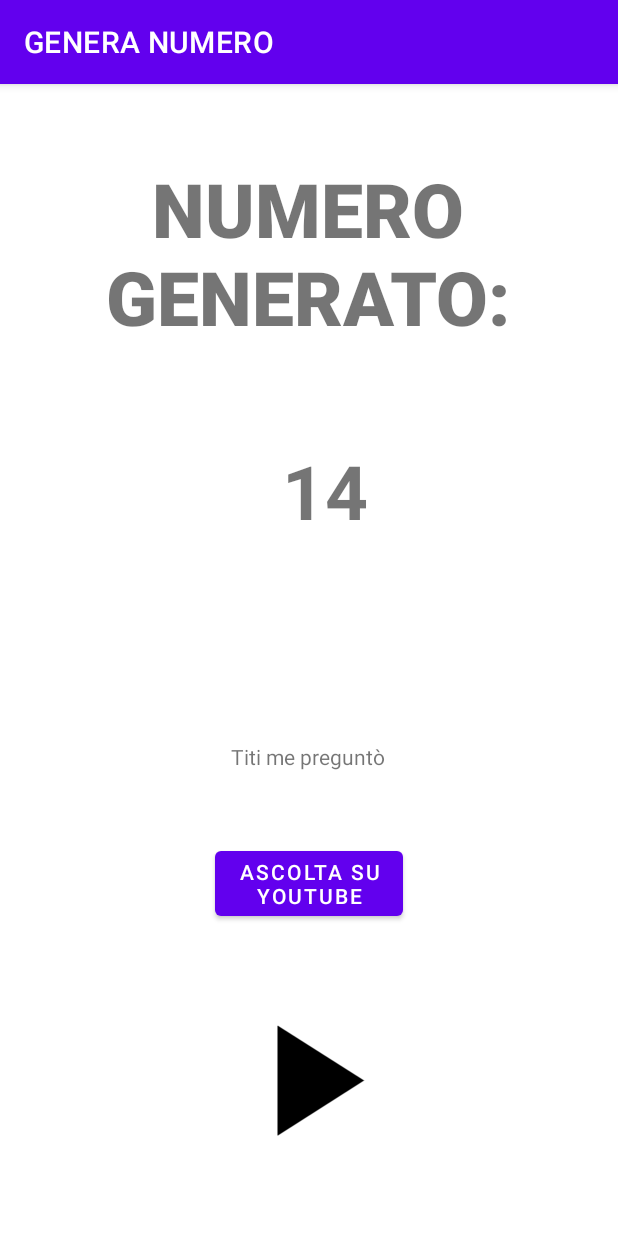
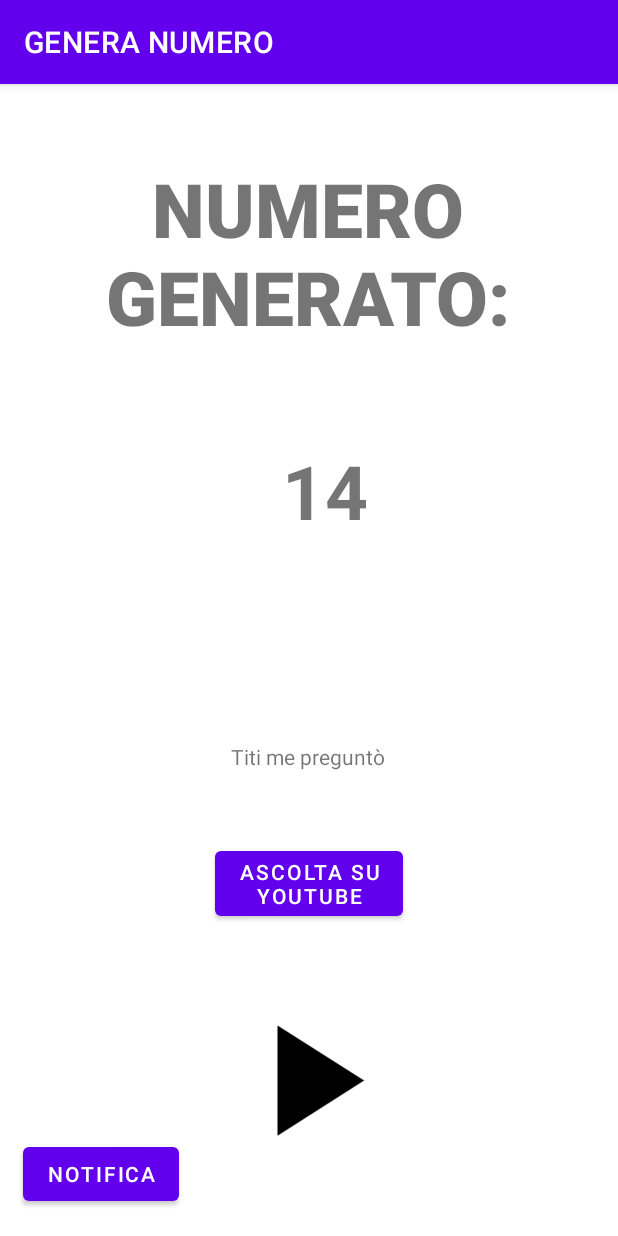
Before and after one commit to LeonardoCampoverde/JukeBox, an Android app: the screen it shows after launch (numGenerato), after a tap on "GENERA NUMERO", on a phone screen of 412 x 824 dp. Run offline under Robolectric (Android 15) with nearby library versions, the phone set to English and light mode, and no system bars.

Commit message:
aggiunto il tasto per creare una notifica per successivamente implementare il player attraverso una notifica

```diff
--- a/app/src/main/AndroidManifest.xml
+++ b/app/src/main/AndroidManifest.xml
@@ -2,6 +2,7 @@
 <manifest xmlns:android="http://schemas.android.com/apk/res/android"
     xmlns:tools="http://schemas.android.com/tools" >
 
+    <uses-permission android:name="android.permission.POST_NOTIFICATIONS" />
     <application
         android:allowBackup="true"
         android:dataExtractionRules="@xml/data_extraction_rules"
--- a/app/src/main/java/com/example/jokeboxleonardocampoverde/Canzone.java
+++ b/app/src/main/java/com/example/jokeboxleonardocampoverde/Canzone.java
@@ -27,7 +27,6 @@ public class Canzone {
         c[6]=new Canzone("The Loneliest","https://www.youtube.com/watch?v=odWKEfp2QMY",R.raw.loneliest);
         c[7]=new Canzone("Non lo sai","https://www.youtube.com/watch?v=JQgHPTTXr0I",R.raw.nonolosai);
         c[8]=new Canzone("Le pietre non volano","https://www.youtube.com/watch?v=kEn6YsuH0KE",R.raw.lepietrenonvolano);
-
         c[9]=new Canzone("Bam bam","https://www.youtube.com/watch?v=-8VfKZCOo_I",R.raw.bambam);
         c[10]=new Canzone("Bellissima","https://www.youtube.com/watch?v=qz88Dx-_lA4",R.raw.bellissima);
         c[11]=new Canzone("Bloody Mary","https://www.youtube.com/watch?v=MsXdUtlDVhk",R.raw.bloodymary);
--- a/app/src/main/res/layout/num_generato.xml
+++ b/app/src/main/res/layout/num_generato.xml
@@ -77,5 +77,18 @@
         android:scaleType="fitCenter"
         />
 
+    <Button
+        android:id="@+id/notifica"
+        android:layout_width="wrap_content"
+        android:layout_height="wrap_content"
+        android:onClick="notifica"
+        android:text="NOTIFICA"
+        app:layout_constraintBottom_toBottomOf="parent"
+        app:layout_constraintEnd_toEndOf="parent"
+        app:layout_constraintHorizontal_bias="0.05"
+        app:layout_constraintStart_toStartOf="parent"
+        app:layout_constraintTop_toTopOf="parent"
+        app:layout_constraintVertical_bias="0.976" />
+
 
 </androidx.constraintlayout.widget.ConstraintLayout>
```
Also changed, not shown: app/src/main/java/com/example/jokeboxleonardocampoverde/numGenerato.java (+108 -58 lines).
